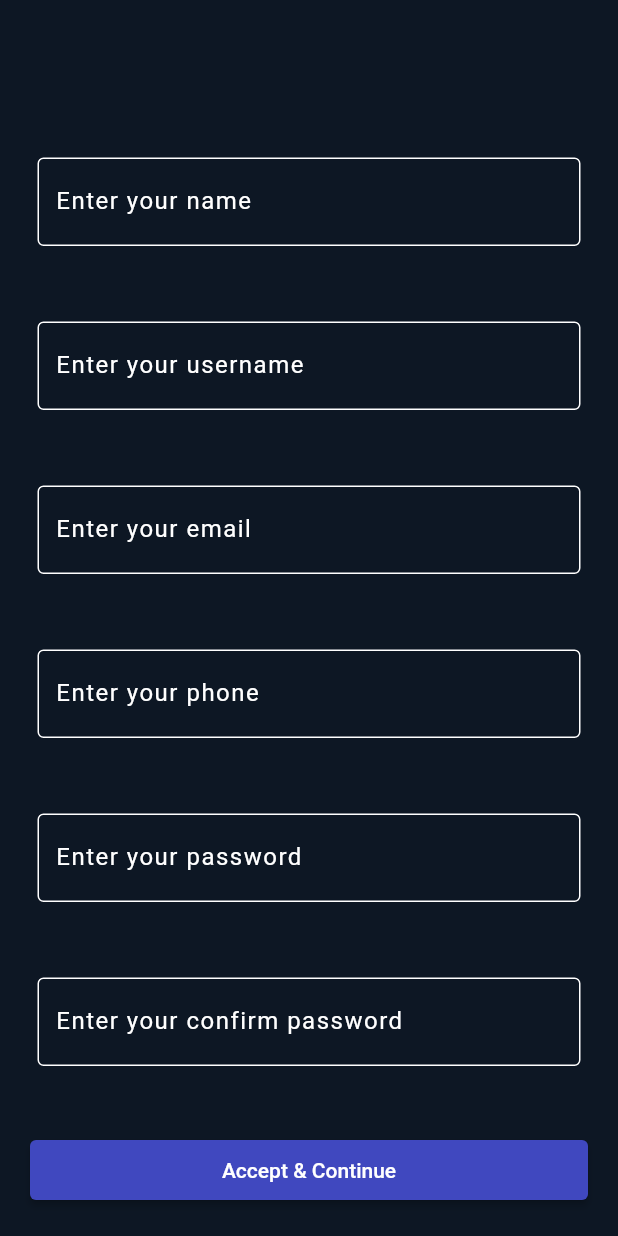
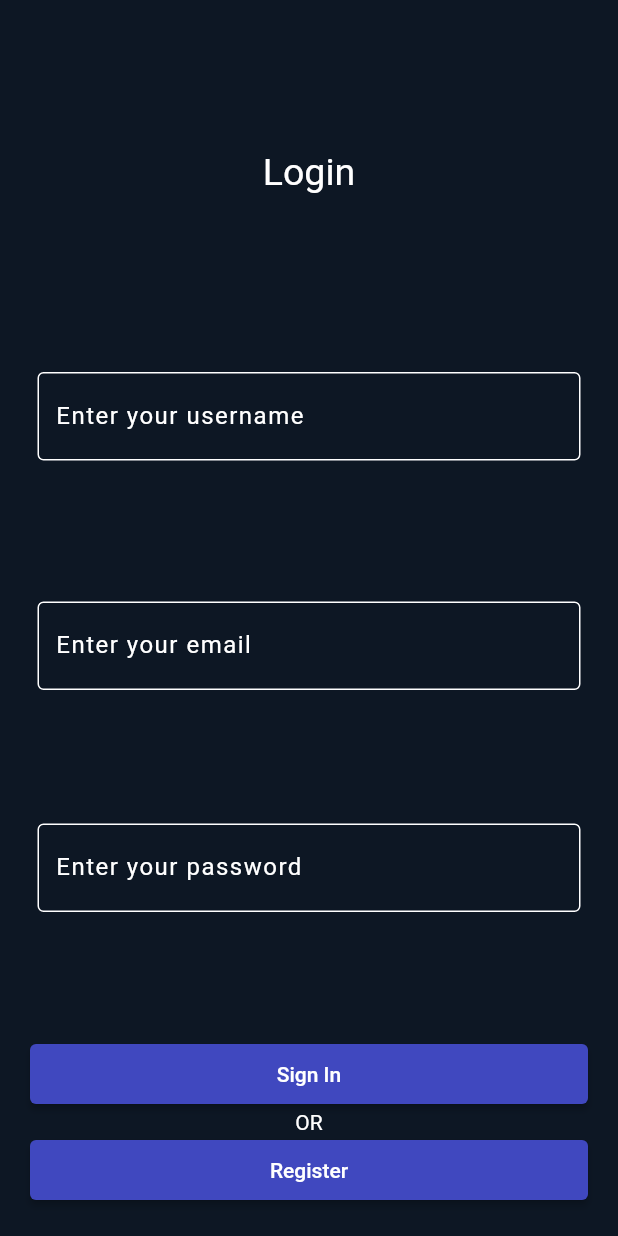
Before and after one commit to paras18csu153/TAXC-Frontend, a Flutter app: the screen it shows after launch, after a tap on "Get Started", on a phone screen of 412 x 824 dp. Run offline on Flutter 3.47's test engine with Material 2 defaults, Android fonts, the phone set to English and light mode, and no system bars; our stand-ins replace flutter_svg, google_maps_flutter, location, shared_preferences; missing offline and left inert: adobe_xd; Roboto replaces fonts that are missing (Poppins).

Commit message:
login screen fixes

```diff
--- a/lib/screens/LaunchScreen.dart
+++ b/lib/screens/LaunchScreen.dart
@@ -33,7 +33,7 @@ class LaunchScreen extends StatelessWidget {
               height: 318.0,
               decoration: const BoxDecoration(
                 image:
-                    DecorationImage(image: AssetImage('assets/images/car.png')),
+                    DecorationImage(image: AssetImage('assets/images/car.png',)),
               ),
             ),
           ),
--- a/lib/screens/Login.dart
+++ b/lib/screens/Login.dart
@@ -109,38 +109,42 @@ class LoginState extends State<Login> {
               child: Column(
                 children: <Widget>[
                   Expanded(
-                      child: Padding(
-                          padding:
-                              const EdgeInsets.fromLTRB(5.0, 5.0, 5.0, 5.0),
-                          child: TextFormField(
-                              controller: nameController,
-                              style: const TextStyle(
-                                  color: Color(0xffffffff), letterSpacing: 1),
-                              decoration: const InputDecoration(
-                                  enabledBorder: OutlineInputBorder(
-                                    // width: 0.0 produces a thin "hairline" border
-                                    borderSide: BorderSide(
-                                        color: Color(0xffffffff), width: 1.0),
-                                  ),
-                                  border: OutlineInputBorder(),
-                                  focusedBorder: OutlineInputBorder(
-                                    // width: 0.0 produces a thin "hairline" border
-                                    borderSide: BorderSide(
-                                        color: Color(0xffffffff), width: 1.0),
-                                  ),
-                                  labelText: 'Enter your name',
-                                  labelStyle:
-                                      TextStyle(color: Color(0xffffffff))),
-                              validator: (value) {
-                                if (value == null || value.isEmpty) {
-                                  return 'Please enter your name.';
-                                }
-                                return null;
-                              }))),
+                      child: Text("Login", style: const TextStyle(
+                          color: Color(0xffffffff), fontSize: 25),)
+                  ),
+                  // Expanded(
+                  //     child: Padding(
+                  //         padding:
+                  //             const EdgeInsets.fromLTRB(5.0, 0.0, 5.0, 5.0),
+                  //         child: TextFormField(
+                  //             controller: nameController,
+                  //             style: const TextStyle(
+                  //                 color: Color(0xffffffff), letterSpacing: 1),
+                  //             decoration: const InputDecoration(
+                  //                 enabledBorder: OutlineInputBorder(
+                  //                   // width: 0.0 produces a thin "hairline" border
+                  //                   borderSide: BorderSide(
+                  //                       color: Color(0xffffffff), width: 1.0),
+                  //                 ),
+                  //                 border: OutlineInputBorder(),
+                  //                 focusedBorder: OutlineInputBorder(
+                  //                   // width: 0.0 produces a thin "hairline" border
+                  //                   borderSide: BorderSide(
+                  //                       color: Color(0xffffffff), width: 1.0),
+                  //                 ),
+                  //                 labelText: 'Enter your name',
+                  //                 labelStyle:
+                  //                     TextStyle(color: Color(0xffffffff))),
+                  //             validator: (value) {
+                  //               if (value == null || value.isEmpty) {
+                  //                 return 'Please enter your name.';
+                  //               }
+                  //               return null;
+                  //             }))),
                   Expanded(
                       child: Padding(
                           padding:
-                              const EdgeInsets.fromLTRB(5.0, 5.0, 5.0, 5.0),
+                              const EdgeInsets.fromLTRB(5.0, 0.0, 5.0, 5.0),
                           child: TextFormField(
                               controller: usernameController,
                               style: const TextStyle(
@@ -195,35 +199,35 @@ class LoginState extends State<Login> {
                                 }
                                 return null;
                               }))),
-                  Expanded(
-                      child: Padding(
-                          padding:
-                              const EdgeInsets.fromLTRB(5.0, 5.0, 5.0, 5.0),
-                          child: TextFormField(
-                              controller: phoneController,
-                              style: const TextStyle(
-                                  color: Color(0xffffffff), letterSpacing: 1),
-                              decoration: const InputDecoration(
-                                  enabledBorder: OutlineInputBorder(
-                                    // width: 0.0 produces a thin "hairline" border
-                                    borderSide: BorderSide(
-                                        color: Color(0xffffffff), width: 1.0),
-                                  ),
-                                  border: OutlineInputBorder(),
-                                  focusedBorder: OutlineInputBorder(
-                                    // width: 0.0 produces a thin "hairline" border
-                                    borderSide: BorderSide(
-                                        color: Color(0xffffffff), width: 1.0),
-                                  ),
-                                  labelText: 'Enter your phone',
-                                  labelStyle:
-                                      TextStyle(color: Color(0xffffffff))),
-                              validator: (value) {
-                                if (value == null || value.isEmpty) {
-                                  return 'Please enter your phone.';
-                                }
-                                return null;
-                              }))),
+                  // Expanded(
+                  //     child: Padding(
+                  //         padding:
+                  //             const EdgeInsets.fromLTRB(5.0, 5.0, 5.0, 5.0),
+                  //         child: TextFormField(
+                  //             controller: phoneController,
+                  //             style: const TextStyle(
+                  //                 color: Color(0xffffffff), letterSpacing: 1),
+                  //             decoration: const InputDecoration(
+                  //                 enabledBorder: OutlineInputBorder(
+                  //                   // width: 0.0 produces a thin "hairline" border
+                  //                   borderSide: BorderSide(
+                  //                       color: Color(0xffffffff), width: 1.0),
+                  //                 ),
+                  //                 border: OutlineInputBorder(),
+                  //                 focusedBorder: OutlineInputBorder(
+                  //                   // width: 0.0 produces a thin "hairline" border
+                  //                   borderSide: BorderSide(
+                  //                       color: Color(0xffffffff), width: 1.0),
+                  //                 ),
+                  //                 labelText: 'Enter your phone',
+                  //                 labelStyle:
+                  //                     TextStyle(color: Color(0xffffffff))),
+                  //             validator: (value) {
+                  //               if (value == null || value.isEmpty) {
+                  //                 return 'Please enter your phone.';
+                  //               }
+                  //               return null;
+                  //             }))),
                   Expanded(
                       child: Padding(
                           padding:
@@ -253,38 +257,38 @@ class LoginState extends State<Login> {
                                 }
                                 return null;
                               }))),
-                  Expanded(
-                      child: Padding(
-                          padding:
-                              const EdgeInsets.fromLTRB(5.0, 5.0, 5.0, 5.0),
-                          child: TextFormField(
-                              controller: confirmpasswordController,
-                              style: const TextStyle(
-                                  color: Color(0xffffffff), letterSpacing: 1),
-                              decoration: const InputDecoration(
-                                  enabledBorder: OutlineInputBorder(
-                                    // width: 0.0 produces a thin "hairline" border
-                                    borderSide: BorderSide(
-                                        color: Color(0xffffffff), width: 1.0),
-                                  ),
-                                  border: OutlineInputBorder(),
-                                  focusedBorder: OutlineInputBorder(
-                                    // width: 0.0 produces a thin "hairline" border
-                                    borderSide: BorderSide(
-                                        color: Color(0xffffffff), width: 1.0),
-                                  ),
-                                  labelText: 'Enter your confirm password',
-                                  labelStyle:
-                                      TextStyle(color: Color(0xffffffff))),
-                              validator: (value) {
-                                if (value == null || value.isEmpty) {
-                                  return 'Please enter your confirm password.';
-                                }
-                                if (value != passwordController.text) {
-                                  return 'Password and Confirm Password does not match.';
-                                }
-                                return null;
-                              }))),
+                  // Expanded(
+                  //     child: Padding(
+                  //         padding:
+                  //             const EdgeInsets.fromLTRB(5.0, 5.0, 5.0, 5.0),
+                  //         child: TextFormField(
+                  //             controller: confirmpasswordController,
+                  //             style: const TextStyle(
+                  //                 color: Color(0xffffffff), letterSpacing: 1),
+                  //             decoration: const InputDecoration(
+                  //                 enabledBorder: OutlineInputBorder(
+                  //                   // width: 0.0 produces a thin "hairline" border
+                  //                   borderSide: BorderSide(
+                  //                       color: Color(0xffffffff), width: 1.0),
+                  //                 ),
+                  //                 border: OutlineInputBorder(),
+                  //                 focusedBorder: OutlineInputBorder(
+                  //                   // width: 0.0 produces a thin "hairline" border
+                  //                   borderSide: BorderSide(
+                  //                       color: Color(0xffffffff), width: 1.0),
+                  //                 ),
+                  //                 labelText: 'Enter your confirm password',
+                  //                 labelStyle:
+                  //                     TextStyle(color: Color(0xffffffff))),
+                  //             validator: (value) {
+                  //               if (value == null || value.isEmpty) {
+                  //                 return 'Please enter your confirm password.';
+                  //               }
+                  //               if (value != passwordController.text) {
+                  //                 return 'Password and Confirm Password does not match.';
+                  //               }
+                  //               return null;
+                  //             }))),
                   ElevatedButton(
                     onPressed: () {
                       if (_formKey.currentState!.validate()) {
@@ -300,7 +304,7 @@ class LoginState extends State<Login> {
                         _submit();
                       }
                     },
-                    child: const Text('Accept & Continue'),
+                    child: const Text('Sign In'),
                     style: ButtonStyle(
                       minimumSize: MaterialStateProperty.all<Size>(
                           const Size.fromHeight(40)),
@@ -312,6 +316,24 @@ class LoginState extends State<Login> {
                       ),
                     ),
                   ),
+                  Text("OR",style: TextStyle(color: Color(0xffffffff)),),
+                  ElevatedButton(onPressed:(){
+                    Navigator.push(
+                      context,
+                      MaterialPageRoute(
+                          builder: (context) => const Register()),
+                    );
+                  } , child: const Text('Register'),
+                    style: ButtonStyle(
+                      minimumSize: MaterialStateProperty.all<Size>(
+                          const Size.fromHeight(40)),
+                      backgroundColor: MaterialStateProperty.resolveWith<Color>(
+                            (Set<MaterialState> states) {
+                          return const Color(
+                              0xff4048bf); // Use the component's default.
+                        },
+                      ),
+                    ),)
                 ],
               ),
             )));
--- a/lib/screens/OTPScreen.dart
+++ b/lib/screens/OTPScreen.dart
@@ -100,17 +100,17 @@ class OTPScreenState extends State<OTPScreen> {
                                   enabledBorder: OutlineInputBorder(
                                     // width: 0.0 produces a thin "hairline" border
                                     borderSide: BorderSide(
-                                        color: Color(0xff4048bf), width: 1.0),
+                                        color: Color(0xffffffff), width: 1.0),
                                   ),
                                   border: OutlineInputBorder(),
                                   focusedBorder: OutlineInputBorder(
                                     // width: 0.0 produces a thin "hairline" border
                                     borderSide: BorderSide(
-                                        color: Color(0xff4048bf), width: 1.0),
+                                        color: Color(0xffffffff), width: 1.0),
                                   ),
                                   labelText: 'Enter otp',
                                   labelStyle:
-                                      TextStyle(color: Color(0xff4048bf))),
+                                      TextStyle(color: Color(0xffffffff))),
                               validator: (value) {
                                 if (value == null || value.isEmpty) {
                                   return 'Please enter your otp.';
```
Also changed, not shown: lib/screens/Register.dart (+21 -19 lines).
